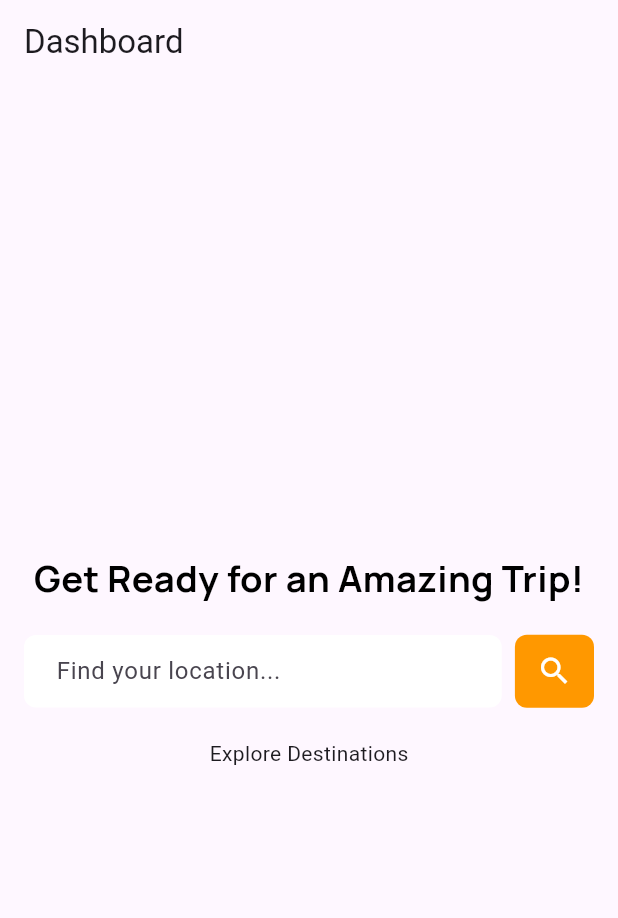
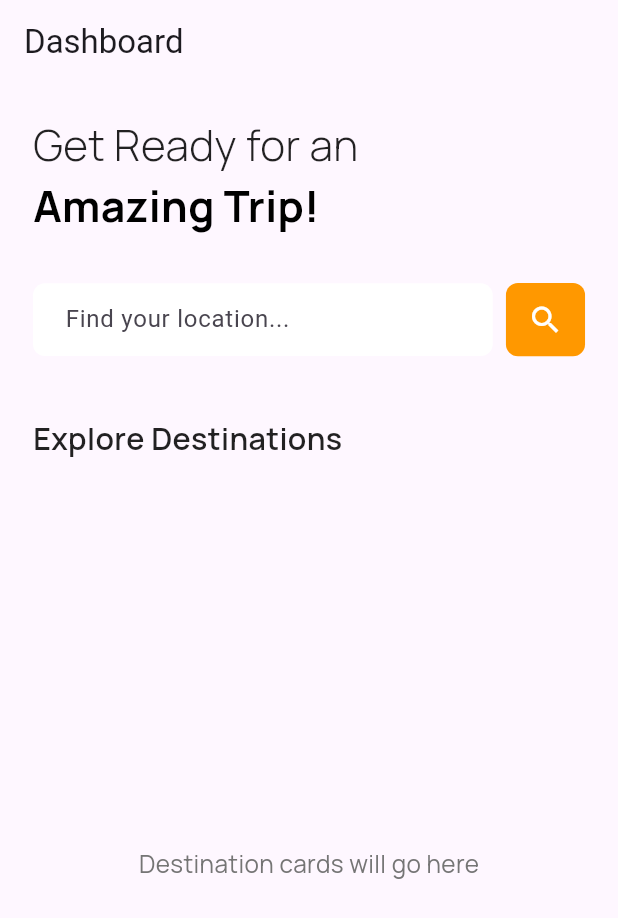
Before and after one commit to swarnaliiiiii/lokus, a Flutter app: the screen it shows after launch, on a phone screen of 412 x 824 dp. Shown: the top 918 px of the screen. Run offline on Flutter 3.47's test engine with Material 3 defaults, Android fonts, the phone set to English and light mode, and no system bars; our stand-ins replace flutter_dotenv, flutter_gemini, flutter_screenutil, get, google_fonts.

Commit message:
feat: redesign Dashboardscreen layout for improved user experience

```diff
--- a/lib/screens/splash/dashboard/dashboardscreen.dart
+++ b/lib/screens/splash/dashboard/dashboardscreen.dart
@@ -2,8 +2,6 @@ import 'package:flutter/material.dart';
 import 'package:flutter_screenutil/flutter_screenutil.dart';
 import 'package:lokus/screens/search_prop/searchbox.dart' as custom_search;
 import 'package:google_fonts/google_fonts.dart';
-
-
 
 class Dashboardscreen extends StatefulWidget {
   const Dashboardscreen({Key? key}) : super(key: key);
@@ -18,29 +16,68 @@ class _DashboardscreenState extends State<Dashboardscreen> {
     return Scaffold(
       appBar: AppBar(
         title: Text('Dashboard'),
+        elevation: 0,
+        backgroundColor: Colors.transparent,
       ),
-      body: Center(
-        child: Padding(
-          padding: EdgeInsets.all(16.0),
+      body: Padding(
+        padding: EdgeInsets.symmetric(horizontal: 20.w),
         child: Column(
-            mainAxisAlignment: MainAxisAlignment.center,
+          crossAxisAlignment: CrossAxisAlignment.start,
           children: [
+            // Header section
+            SizedBox(height: 20.h),
             Text(
-                'Get Ready for an Amazing Trip!',
+              'Get Ready for an',
               style: GoogleFonts.manrope(
-                  fontSize: 24.sp,
+                fontSize: 28.sp,
+                fontWeight: FontWeight.w300,
+                color: Colors.black87,
+              ),
+            ),
+            Text(
+              'Amazing Trip!',
+              style: GoogleFonts.manrope(
+                fontSize: 28.sp,
                 fontWeight: FontWeight.bold,
                 color: Colors.black,
               ),
             ),
-              SizedBox(height: 20.h),
+
+            SizedBox(height: 30.h),
+
+            // Search section
             custom_search.SearchBar(),
-              SizedBox(height: 20.h),
+
+            SizedBox(height: 40.h),
+
+            // Explore section
             Text(
               'Explore Destinations',
+              style: GoogleFonts.manrope(
+                fontSize: 20.sp,
+                fontWeight: FontWeight.w600,
+                color: Colors.black87,
+              ),
+            ),
+
+            SizedBox(height: 20.h),
+
+            // You can add more content here like destination cards, etc.
+            Expanded(
+              child: Container(
+                // Placeholder for destination content
+                child: Center(
+                  child: Text(
+                    'Destination cards will go here',
+                    style: GoogleFonts.manrope(
+                      fontSize: 16.sp,
+                      color: Colors.grey[600],
+                    ),
+                  ),
+                ),
+              ),
             ),
           ],
-          ),
         ),
       ),
     );
```
Lines whose indentation alone changed are shown as unchanged.
